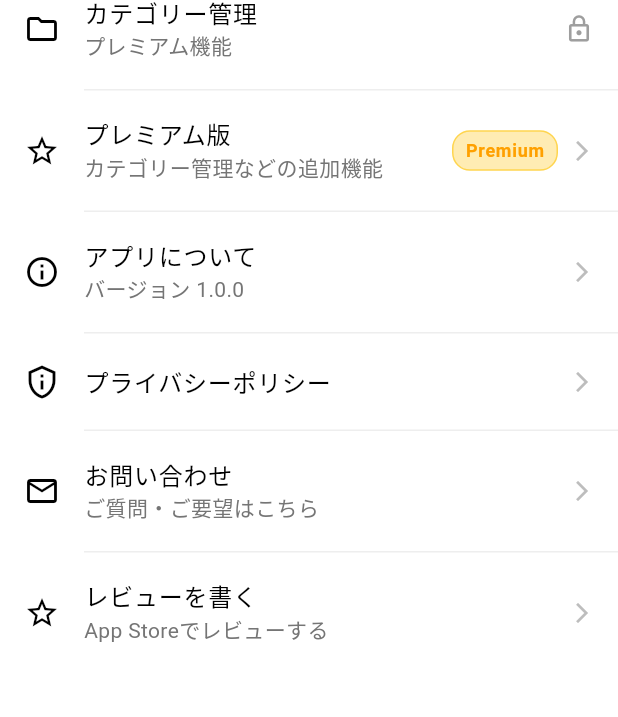
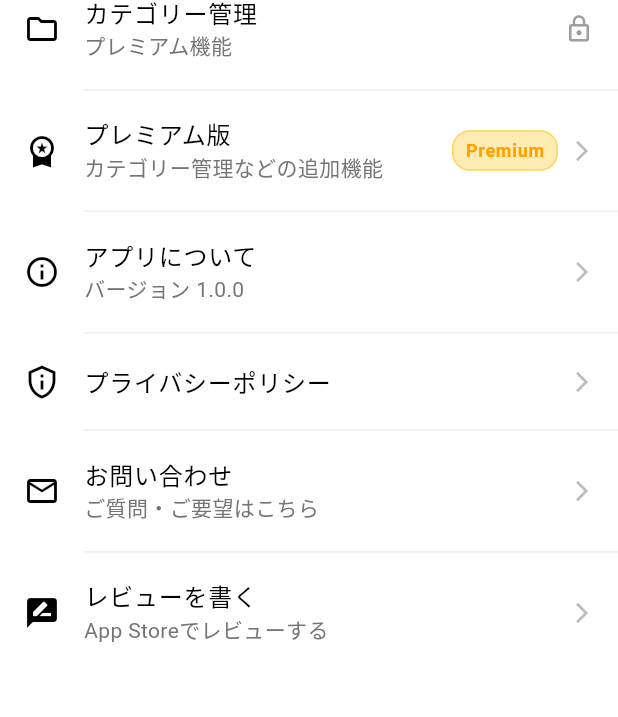
Before and after one commit to tomurango/shuumy-app, a Flutter app: the SettingsScreen screen opened directly, on a phone screen of 412 x 824 dp. Shown: the part 238-955 px from the top of the screen. Run offline on Flutter 3.47's test engine with Material 3 defaults, Android fonts, the phone set to English and light mode, and no system bars; our stand-ins replace flutter_riverpod, image_picker, in_app_purchase, package_info_plus.

Commit message:
fix: 設定画面のアイコンを機能に応じて明確に分離
- プレミアム版アイコンを workspace_premium に変更
- レビューを書くアイコンを rate_review に変更
- 星アイコンの重複を解消し、機能の視覚的区別を改善

🤖 Generated with [Claude Code](https://claude.ai/code)

Co-Authored-By: Claude <noreply@anthropic.com>

```diff
--- a/lib/src/screens/settings_screen.dart
+++ b/lib/src/screens/settings_screen.dart
@@ -224,7 +224,7 @@ class _SettingsScreenState extends ConsumerState<SettingsScreen> {
 
                 // レビューを書く
                 _buildSettingItem(
-                  icon: Icons.star_outline,
+                  icon: Icons.rate_review,
                   title: 'レビューを書く',
                   subtitle: 'App Storeでレビューする',
                   onTap: _launchAppStore,
@@ -462,7 +462,7 @@ class _SettingsScreenState extends ConsumerState<SettingsScreen> {
       return Column(
         children: [
           _buildSettingItem(
-            icon: Icons.star,
+            icon: Icons.workspace_premium,
             title: 'プレミアム版',
             subtitle: '${planName}でご利用中',
             onTap: () => _showSubscriptionDetails(),
@@ -491,7 +491,7 @@ class _SettingsScreenState extends ConsumerState<SettingsScreen> {
     } else {
       // 無料版の場合はプレミアム機能の案内（控えめに）
       return _buildSettingItem(
-        icon: Icons.star_outline,
+        icon: Icons.workspace_premium,
         title: 'プレミアム版',
         subtitle: 'カテゴリー管理などの追加機能',
         onTap: () => _showPremiumPurchaseScreen(),
@@ -733,7 +733,7 @@ class _SubscriptionDetailsDialog extends StatelessWidget {
             Row(
               children: [
                 Icon(
-                  Icons.star,
+                  Icons.workspace_premium,
                   color: Colors.amber[600],
                   size: 28,
                 ),
```
